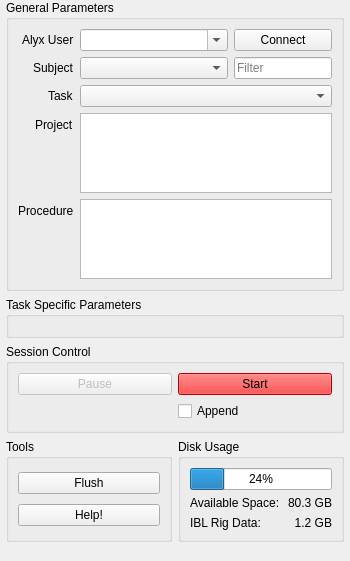
Old version of the form iblrig/gui/ui_wizard.ui in the repository int-brain-lab/iblrig.
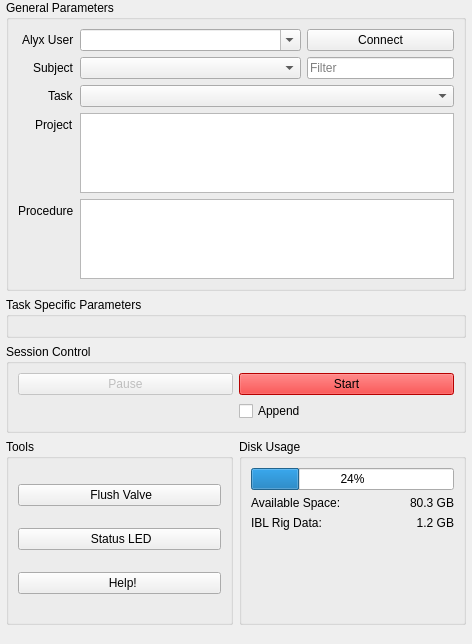
New version of the form. Icons and pictures are not drawn.

Patch:
```diff
--- a/iblrig/gui/ui_wizard.ui
+++ b/iblrig/gui/ui_wizard.ui
@@ -6,8 +6,8 @@
    <rect>
     <x>0</x>
     <y>0</y>
-    <width>350</width>
-    <height>527</height>
+    <width>472</width>
+    <height>644</height>
    </rect>
   </property>
   <property name="sizePolicy">
@@ -675,14 +675,14 @@
             <string>flush the valve</string>
            </property>
            <property name="text">
-            <string>Flush</string>
+            <string> Flush Valve</string>
            </property>
            <property name="checkable">
             <bool>true</bool>
            </property>
           </widget>
          </item>
-         <item row="1" column="0">
+         <item row="2" column="0">
           <widget class="QPushButton" name="uiPushHelp">
            <property name="sizePolicy">
             <sizepolicy hsizetype="Expanding" vsizetype="Fixed">
@@ -694,7 +694,20 @@
             <string>open the iblrig documentation in your browser</string>
            </property>
            <property name="text">
-            <string>Help!</string>
+            <string>  Help!</string>
+           </property>
+          </widget>
+         </item>
+         <item row="1" column="0">
+          <widget class="QPushButton" name="uiPushStatusLED">
+           <property name="statusTip">
+            <string>toggle the Bpod Status LED (always off during sessions)</string>
+           </property>
+           <property name="text">
+            <string> Status LED</string>
+           </property>
+           <property name="checkable">
+            <bool>true</bool>
            </property>
           </widget>
          </item>
```
